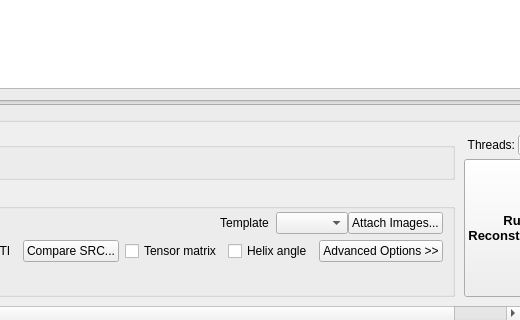
The window that reconstruction/reconstruction_window.ui (frankyeh/DSI-Studio) describes before a commit, drawn with Qt 5; both pictures show x 328 to 848 and y 359 to 679 of the 848 by 679 pixel window.
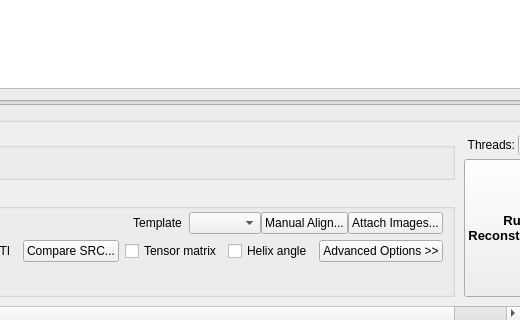
The same window after the commit. Icons and pictures are not drawn.

Commit message: [rec] qsdr allow manual align

What changed in the file:
```diff
--- a/reconstruction/reconstruction_window.ui
+++ b/reconstruction/reconstruction_window.ui
@@ -767,6 +767,13 @@
                          <item>
                           <widget class="QComboBox" name="primary_template"/>
                          </item>
+                         <item>
+                          <widget class="QPushButton" name="qsdr_manual">
+                           <property name="text">
+                            <string>Manual Align...</string>
+                           </property>
+                          </widget>
+                         </item>
                          <item>
                           <widget class="QPushButton" name="add_t1t2">
                            <property name="sizePolicy">
```
The commit also changes 3 other files.
